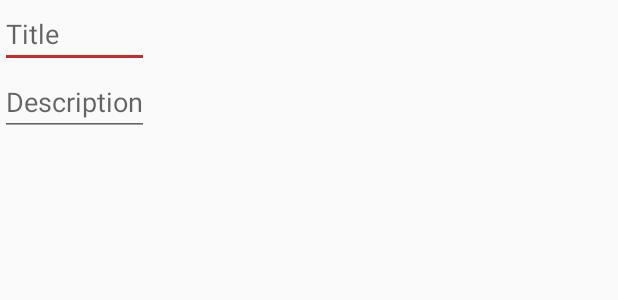
After one commit to cachirulop/LogMyTrip2, an Android app: the layout dialog_edit_trip.xml on its own in the app's theme, with its tools: preview values and no code run, on a phone screen of 412 x 824 dp. The commit adds this screen. Shown: the top 300 px of the screen. Run offline under Robolectric (Android 15) with nearby library versions, the phone set to English and light mode, and no system bars.

Commit message:
Add edit trip dialog

```diff
--- a/Log My Trip/src/main/java/com/cachirulop/logmytrip/util/ConfirmDialog.java
+++ b/Log My Trip/src/main/java/com/cachirulop/logmytrip/dialog/ConfirmDialog.java
@@ -1,4 +1,4 @@
-package com.cachirulop.logmytrip.util;
+package com.cachirulop.logmytrip.dialog;
 
 import android.app.AlertDialog;
 import android.app.Dialog;
--- a/Log My Trip/src/main/java/com/cachirulop/logmytrip/util/ListDialog.java
+++ b/Log My Trip/src/main/java/com/cachirulop/logmytrip/dialog/ListDialog.java
@@ -1,4 +1,4 @@
-package com.cachirulop.logmytrip.util;
+package com.cachirulop.logmytrip.dialog;
 
 
 import android.app.Dialog;
--- a/Log My Trip/src/main/java/com/cachirulop/logmytrip/fragment/MainFragment.java
+++ b/Log My Trip/src/main/java/com/cachirulop/logmytrip/fragment/MainFragment.java
@@ -29,6 +29,7 @@ import android.view.ViewGroup;
 import com.cachirulop.logmytrip.R;
 import com.cachirulop.logmytrip.activity.TripDetailActivity;
 import com.cachirulop.logmytrip.adapter.TripItemAdapter;
+import com.cachirulop.logmytrip.dialog.ConfirmDialog;
 import com.cachirulop.logmytrip.entity.Trip;
 import com.cachirulop.logmytrip.entity.TripLocation;
 import com.cachirulop.logmytrip.entity.TripSegment;
@@ -36,7 +37,6 @@ import com.cachirulop.logmytrip.manager.LocationBroadcastManager;
 import com.cachirulop.logmytrip.manager.ServiceManager;
 import com.cachirulop.logmytrip.manager.SettingsManager;
 import com.cachirulop.logmytrip.manager.TripManager;
-import com.cachirulop.logmytrip.util.ConfirmDialog;
 import com.cachirulop.logmytrip.util.LogHelper;
 
 import java.io.File;
--- a/Log My Trip/src/main/java/com/cachirulop/logmytrip/view/TripSummaryViewHolder.java
+++ b/Log My Trip/src/main/java/com/cachirulop/logmytrip/view/TripSummaryViewHolder.java
@@ -60,7 +60,7 @@ public class TripSummaryViewHolder
         parent.setOnLongClickListener (this);
 
         _descriptionRow = (TableRow) parent.findViewById (R.id.tvTripSummaryDescriptionRow);
-        _description = (TextView) parent.findViewById (R.id.tvTripSummaryDescriptionTitle);
+        _description = (TextView) parent.findViewById (R.id.tvTripSummaryDescription);
 
         _locationFrom = (TextView) parent.findViewById (R.id.tvTripSummaryLocationFrom);
         _locationTo = (TextView) parent.findViewById (R.id.tvTripSummaryLocationTo);
--- /dev/null
+++ b/Log My Trip/src/main/res/layout/dialog_edit_trip.xml
@@ -0,0 +1,25 @@
+<?xml version="1.0" encoding="utf-8"?>
+<LinearLayout xmlns:android="http://schemas.android.com/apk/res/android"
+              android:layout_width="wrap_content"
+              android:layout_height="wrap_content"
+              android:orientation="vertical">
+
+    <EditText
+        android:id="@+id/etEditTripTitle"
+        android:layout_width="match_parent"
+        android:layout_height="wrap_content"
+        android:layout_gravity="left"
+        android:hint="Title"
+        android:maxLength="25"
+        android:textAppearance="?android:attr/textAppearanceMedium"/>
+
+    <EditText
+        android:id="@+id/etEditTripDescription"
+        android:layout_width="match_parent"
+        android:layout_height="wrap_content"
+        android:layout_gravity="left"
+        android:hint="Description"
+        android:maxLength="255"
+        android:textAppearance="?android:attr/textAppearanceMedium"/>
+
+</LinearLayout>
--- a/Log My Trip/src/main/res/layout/trip_summary.xml
+++ b/Log My Trip/src/main/res/layout/trip_summary.xml
@@ -59,7 +59,8 @@
 
             <!-- Location From -->
             <TableRow>
-                <LinearLayout
+
+            <LinearLayout
                     android:layout_width="match_parent"
                     android:layout_height="wrap_content"
                     android:orientation="vertical">
@@ -351,9 +352,6 @@
                         android:textAppearance="?android:attr/textAppearanceMedium"/>
                 </LinearLayout>
             </TableRow>
-
         </TableLayout>
-
-
     </LinearLayout>
 </android.support.v7.widget.CardView>
--- a/Log My Trip/src/main/res/values/strings.xml
+++ b/Log My Trip/src/main/res/values/strings.xml
@@ -155,6 +155,7 @@
     <string name="msg_database_imported">Database imported</string>
     <string name="msg_exporting_trips">Exporting trips</string>
     <string name="msg_delete_confirm">Delete selected trips. Are you sure?</string>
+    <string name="msg_edit_trip">Trip properties</string>
 
     <!-- Errors -->
     <string name="error_cant_read_file">Can\'t read file</string>
@@ -182,5 +183,7 @@
     <string name="action_map_type">Map type</string>
     <string name="action_edit">Edit</string>
     <string name="title_map_type">Select map type</string>
+    <string name="title_title">Title</string>
+    <string name="title_edit_trip">Edit trip</string>
 
 </resources>
```
Also changed, not shown: Log My Trip/src/main/java/com/cachirulop/logmytrip/activity/TripDetailActivity.java (+49 -5 lines), Log My Trip/src/main/java/com/cachirulop/logmytrip/dialog/CustomViewDialog.java (added, +78 -0 lines), Log My Trip/src/main/java/com/cachirulop/logmytrip/manager/TripManager.java (+12 -2 lines).
